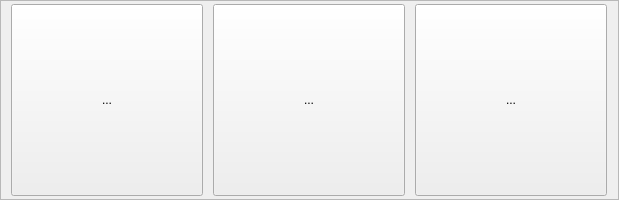
Above: dialogrohteilkontrolle.ui from mikejg/MainGen before the change. Below: the same form after it.
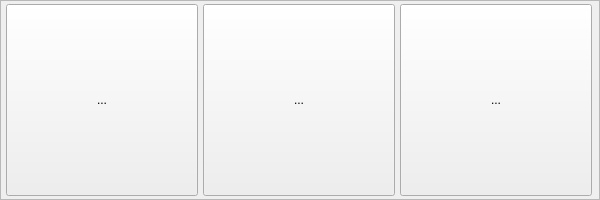
That is the form after the change. Icons and pictures are not drawn.

Patch:
```diff
--- a/dialogrohteilkontrolle.ui
+++ b/dialogrohteilkontrolle.ui
@@ -6,7 +6,7 @@
    <rect>
     <x>0</x>
     <y>0</y>
-    <width>619</width>
+    <width>600</width>
     <height>200</height>
    </rect>
   </property>
@@ -45,7 +45,7 @@
        <rect>
         <x>0</x>
         <y>0</y>
-        <width>617</width>
+        <width>598</width>
         <height>198</height>
        </rect>
       </property>
```
